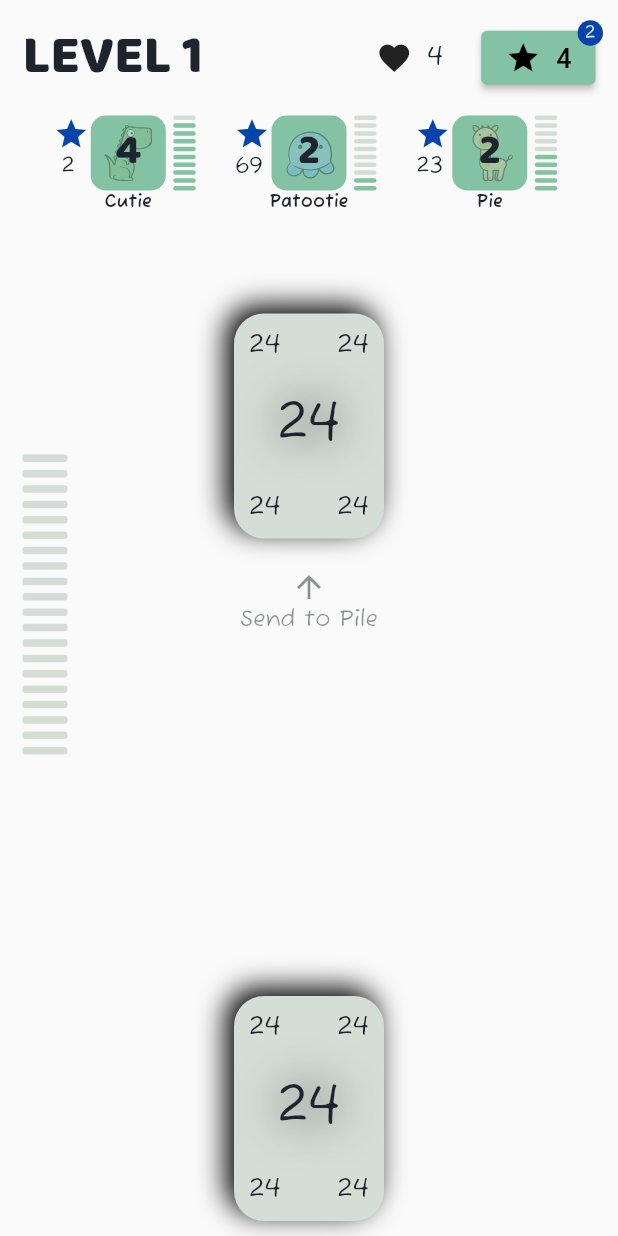
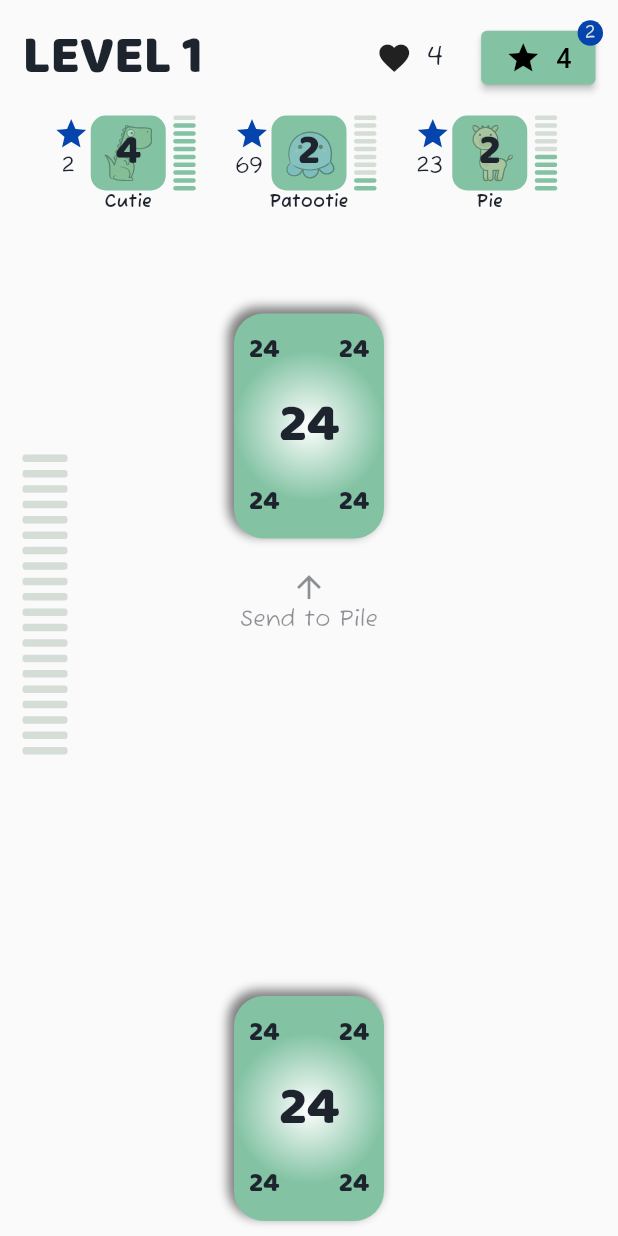
Before and after one commit to yowrong/MindMerge, a Flutter app: the Game screen opened directly with empty values, on a phone screen of 412 x 824 dp. Run offline on Flutter 3.47's test engine with Material 2 defaults, Android fonts, the phone set to English and light mode, and no system bars; our stand-ins replace flutter_svg, socket_io_client; network calls fail.

Commit message:
update styles

```diff
--- a/lib/screens/game.dart
+++ b/lib/screens/game.dart
@@ -88,6 +88,9 @@ class _GameState extends State<Game> {
                   Draggable(
                     data: 10, // TODO: Change this to card number
                     child: MindMergeCard(),
+                    childWhenDragging: MindMergeCard(
+                      opacity: 0.5,
+                    ),
                     feedback: MindMergeCard(color: Colors.green),
                     onDragUpdate: (details) {
                       final double halfwayPoint = screenHeight / 2;
--- a/lib/widgets/card.dart
+++ b/lib/widgets/card.dart
@@ -3,29 +3,51 @@ import 'package:mindmerge/constants/colours.dart';
 
 class MindMergeCard extends StatelessWidget {
   final Color color;
+  final int value;
+  final double opacity;
 
   const MindMergeCard({
-    this.color = lightColor,
+    this.value = 24,
+    this.color = primaryColor,
+    this.opacity = 1.0,
     Key? key,
   }) : super(key: key);
 
+  Widget _buildCardText(double? fontSize) {
+    return Text(
+      '$value',
+      style: TextStyle(
+        fontFamily: 'BalooBhai',
+        fontSize: fontSize ?? 18.0,
+      ),
+    );
+  }
+
   @override
   Widget build(BuildContext context) {
-    return Container(
+    return Opacity(
+      opacity: opacity,
+      child: Container(
           height: 150,
           width: 100,
           decoration: BoxDecoration(
-          color: color,
+            // color: color,
             borderRadius: BorderRadius.circular(20),
-          boxShadow: const [
+            gradient: const RadialGradient(
+              colors: [
+                Colors.white,
+                primaryColor,
+              ],
+            ),
+            boxShadow: [
               BoxShadow(
-              color: Colors.black,
-              offset: Offset(
-                -5.0,
-                -5.0,
+                color: Colors.black.withOpacity(0.5),
+                offset: const Offset(
+                  -3.0,
+                  -3.0,
                 ),
-              blurRadius: 15.0,
-              spreadRadius: 0.0,
+                blurRadius: 5.0,
+                spreadRadius: 1.0,
               )
             ],
           ),
@@ -37,31 +59,25 @@ class MindMergeCard extends StatelessWidget {
                 Row(
                   mainAxisAlignment: MainAxisAlignment.spaceBetween,
                   children: [
-                  Text("24", style: TextStyle(fontSize: 18.0)),
-                  Text("24", style: TextStyle(fontSize: 18.0)),
+                    _buildCardText(null),
+                    _buildCardText(null),
                   ],
                 ),
                 Center(
                   child: Container(
-                  child: Text(
-                    "24",
-                    style: TextStyle(fontSize: 36.0, shadows: [
-                      Shadow(
-                          color: Colors.black,
-                          blurRadius: 40),
-                    ]),
-                  ),
+                    child: _buildCardText(36),
                   ),
                 ),
                 Row(
                   mainAxisAlignment: MainAxisAlignment.spaceBetween,
                   children: [
-                  Text("24", style: TextStyle(fontSize: 18.0)),
-                  Text("24", style: TextStyle(fontSize: 18.0)),
+                    _buildCardText(null),
+                    _buildCardText(null),
                   ],
                 ),
               ],
             ),
-        ));
+          )),
+    );
   }
 }
```
Lines whose indentation alone changed are shown as unchanged.
